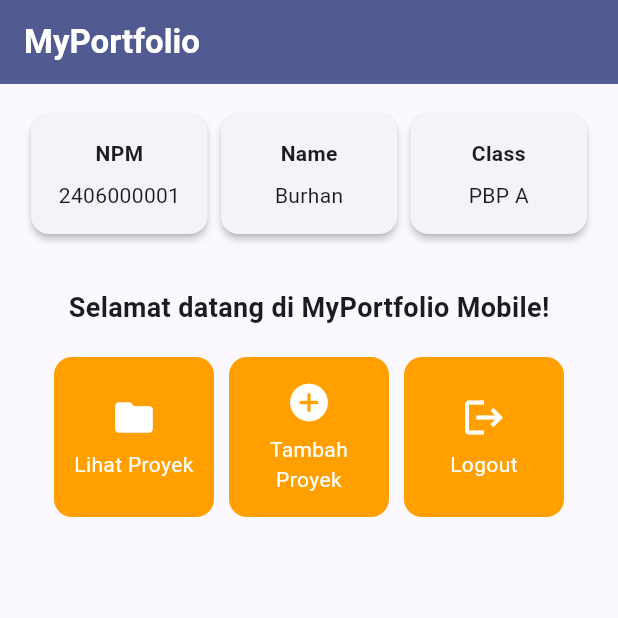
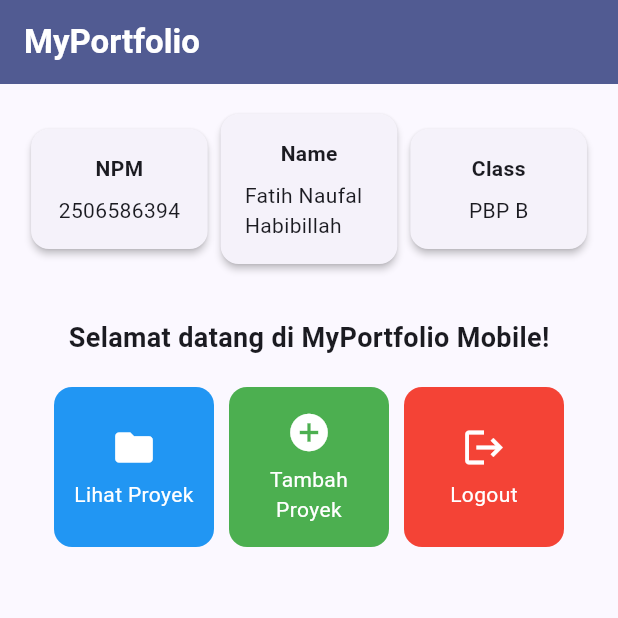
Before and after one commit to MightBeFonias/myportfolio_mobile, a Flutter app: the screen it shows after launch, on a phone screen of 412 x 824 dp, the top half of it. Run offline on Flutter 3.47's test engine with Material 3 defaults, Android fonts, the phone set to English and light mode, and no system bars.

Commit message:
feat: Adding background color to each items

```diff
--- a/lib/menu.dart
+++ b/lib/menu.dart
@@ -12,14 +12,14 @@ class MyHomePage extends StatelessWidget {
   // used by the build method of the State. Fields in a Widget subclass are
   // always marked "final".
 
-  final String npm = "2406000001";
-  final String nama = "Burhan";
-  final String kelas = "PBP A";
+  final String npm = "2506586394";
+  final String nama = "Fatih Naufal Habibillah";
+  final String kelas = "PBP B";
 
   final List<ItemHomepage> items = [
-    ItemHomepage("Lihat Proyek", Icons.folder),
-    ItemHomepage("Tambah Proyek", Icons.add_circle),
-    ItemHomepage("Logout", Icons.logout),
+    ItemHomepage("Lihat Proyek", Icons.folder, Colors.blue),
+    ItemHomepage("Tambah Proyek", Icons.add_circle, Colors.green),
+    ItemHomepage("Logout", Icons.logout, Colors.red),
   ];
 
   @override
@@ -122,8 +122,9 @@ class InfoCard extends StatelessWidget {
 class ItemHomepage {
   final String name;
   final IconData icon;
+  final Color color;
 
-  ItemHomepage(this.name, this.icon);
+  ItemHomepage(this.name, this.icon, this.color);
 }
 
 class ItemCard extends StatelessWidget {
@@ -135,7 +136,7 @@ class ItemCard extends StatelessWidget {
   Widget build(BuildContext context) {
     return Material(
       // Menggunakan warna sekunder dari skema tema aplikasi.
-      color: Theme.of(context).colorScheme.secondary,
+      color: item.color,
       borderRadius: BorderRadius.circular(12),
       child: InkWell(
         // Aksi ketika kartu ditekan oleh pengguna.
```
